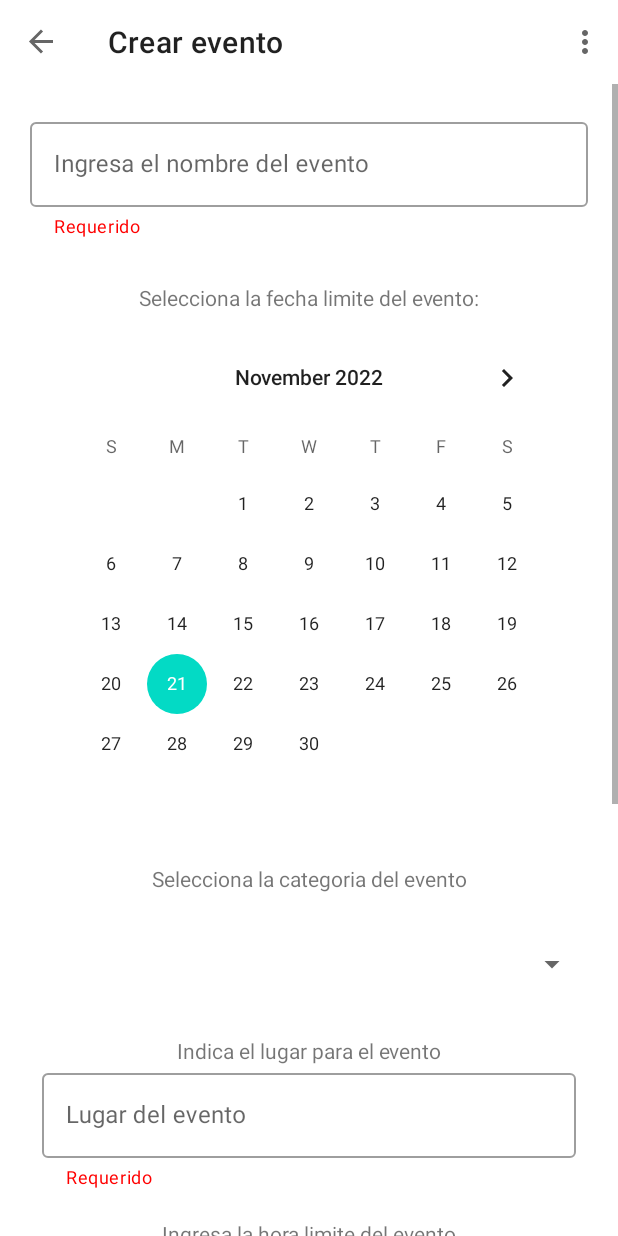
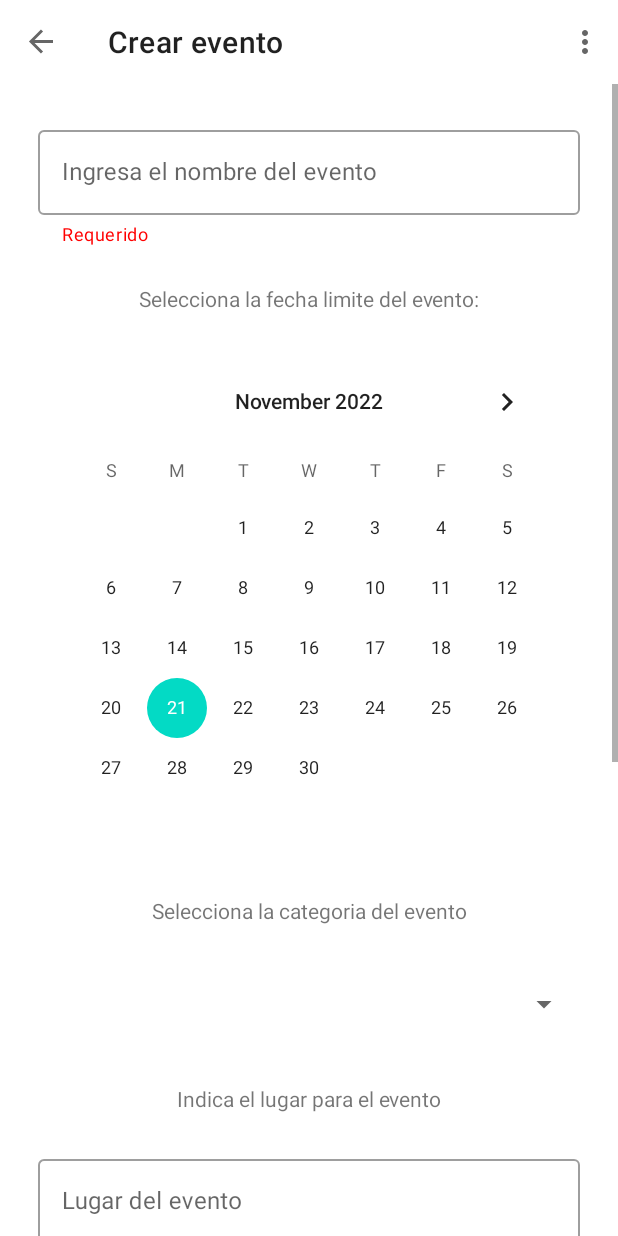
Before and after one commit to markalbrand56/PPM-Proyecto, an Android app: the CreateEventFragment screen opened through its navigation route, on a phone screen of 412 x 824 dp. Run offline under Robolectric (Android 15) with nearby library versions, the light colour scheme and no system bars; our stand-ins replace Firebase (no records; nobody signed in at launch, a user with empty details on screens opened directly), Room's generated code, navigation-ui.

Commit message:
no hardcode!

```diff
--- a/app/src/main/res/layout/fragment_create_event.xml
+++ b/app/src/main/res/layout/fragment_create_event.xml
@@ -21,7 +21,7 @@
             style="@style/Widget.MaterialComponents.TextInputLayout.OutlinedBox"
             android:layout_width="0dp"
             android:layout_height="wrap_content"
-            android:layout_margin="20dp"
+            android:layout_margin="@dimen/margin_mid"
             android:hint="@string/hint_event_name"
             app:helperText="@string/required"
             app:helperTextEnabled="true"
@@ -42,16 +42,15 @@
             android:fillViewport="true"
             app:layout_constraintBottom_toBottomOf="parent"
             app:layout_constraintEnd_toEndOf="parent"
-            app:layout_constraintHorizontal_bias="0.0"
             app:layout_constraintStart_toStartOf="parent"
             app:layout_constraintTop_toTopOf="parent"
-            app:layout_constraintVertical_bias="1.0" />
+            />
 
         <TextView
             android:id="@+id/textview_createCategoryFragment_TituloCalendario"
             android:layout_width="wrap_content"
             android:layout_height="wrap_content"
-            android:layout_marginTop="30dp"
+            android:layout_marginTop="@dimen/margin_mid"
             android:text="@string/hint_event_date"
             app:layout_constraintBottom_toTopOf="@id/calendar_createCategoryFragment"
             app:layout_constraintEnd_toEndOf="parent"
@@ -62,7 +61,7 @@
             android:id="@+id/textview_createCategoryFragment_TituloCategorias"
             android:layout_width="wrap_content"
             android:layout_height="wrap_content"
-            android:layout_marginTop="20dp"
+            android:layout_marginTop="@dimen/margin_mid"
             android:text="@string/selecciona_categoria"
             app:layout_constraintEnd_toEndOf="parent"
             app:layout_constraintStart_toStartOf="parent"
@@ -72,7 +71,7 @@
             android:id="@+id/textview_createCategoryFragment_TituloLugar"
             android:layout_width="wrap_content"
             android:layout_height="wrap_content"
-            android:layout_marginTop="20dp"
+            android:layout_marginTop="@dimen/margin_mid"
             android:text="@string/lugar_evento"
             app:layout_constraintEnd_toEndOf="parent"
             app:layout_constraintStart_toStartOf="parent"
@@ -82,7 +81,7 @@
             android:id="@+id/textview_createCategoryFragment_TituloLugar2"
             android:layout_width="wrap_content"
             android:layout_height="wrap_content"
-            android:layout_marginTop="20dp"
+            android:layout_marginTop="@dimen/margin_mid"
             android:text="@string/ingresa_hora_limite__evento"
             app:layout_constraintEnd_toEndOf="parent"
             app:layout_constraintStart_toStartOf="parent"
@@ -92,7 +91,7 @@
             android:id="@+id/calendar_createCategoryFragment"
             android:layout_width="wrap_content"
             android:layout_height="wrap_content"
-            android:layout_marginTop="10dp"
+            android:layout_marginTop="@dimen/margin_mid"
             android:minDate="11/1/2022"
             app:layout_constraintEnd_toEndOf="parent"
             app:layout_constraintStart_toStartOf="parent"
@@ -101,8 +100,8 @@
         <Spinner
             android:id="@+id/spinner_createCategoryFragment"
             android:layout_width="0dp"
-            android:layout_height="55dp"
-            android:layout_margin="20dp"
+            android:layout_height="@dimen/button_height"
+            android:layout_margin="@dimen/margin_mid"
             android:spinnerMode="dropdown"
             app:layout_constraintEnd_toEndOf="parent"
             app:layout_constraintStart_toStartOf="parent"
@@ -111,8 +110,9 @@
         <com.google.android.material.textfield.TextInputLayout
             android:id="@+id/inputLayout_createCategoryFragment_lugarEvento"
             style="@style/Widget.MaterialComponents.TextInputLayout.OutlinedBox"
-            android:layout_width="356dp"
+            android:layout_width="match_parent"
             android:layout_height="wrap_content"
+            android:layout_margin="@dimen/margin_mid"
             android:hint="@string/lugar_del_evento"
             app:helperText="@string/required"
             app:helperTextEnabled="true"
@@ -133,7 +133,7 @@
             android:layout_height="wrap_content"
             android:background="@drawable/rectangle_buttton"
             android:text="@string/crear_evento"
-            android:layout_margin="20dp"
+            android:layout_margin="@dimen/margin_mid"
             app:layout_constraintEnd_toEndOf="parent"
             app:layout_constraintStart_toStartOf="parent"
             app:layout_constraintTop_toBottomOf="@+id/inputLayout_createCategoryFragment_comentario" />
@@ -142,7 +142,7 @@
             android:id="@+id/editTextTime_createEventFragment_horaEvento"
             android:layout_width="wrap_content"
             android:layout_height="wrap_content"
-            android:layout_marginTop="20dp"
+            android:layout_marginTop="@dimen/margin_mid"
             android:timePickerMode="spinner"
             app:layout_constraintEnd_toEndOf="parent"
             app:layout_constraintStart_toStartOf="parent"
@@ -152,7 +152,7 @@
             android:id="@+id/textview_createCategoryFragment_TituloComentario"
             android:layout_width="wrap_content"
             android:layout_height="wrap_content"
-            android:layout_marginTop="20dp"
+            android:layout_marginTop="@dimen/margin_mid"
             android:text="@string/ingresa_un_comentario"
             app:layout_constraintEnd_toEndOf="parent"
             app:layout_constraintStart_toStartOf="parent"
@@ -160,8 +160,9 @@
         <com.google.android.material.textfield.TextInputLayout
             android:id="@+id/inputLayout_createCategoryFragment_comentario"
             style="@style/Widget.MaterialComponents.TextInputLayout.OutlinedBox"
-            android:layout_width="356dp"
+            android:layout_width="match_parent"
             android:layout_height="wrap_content"
+            android:layout_marginHorizontal="@dimen/margin_mid"
             android:layout_margin="@dimen/margin_mid"
             android:hint="@string/comentario"
             app:helperText="@string/required"
```
Also changed, not shown: app/src/main/res/layout/fragment_create_account.xml (+7 -8 lines), app/src/main/res/layout/fragment_create_category.xml (+5 -5 lines), app/src/main/res/layout/fragment_details_event.xml (+14 -15 lines), app/src/main/res/layout/fragment_home.xml (+6 -6 lines), app/src/main/res/layout/fragment_login.xml (+7 -9 lines), app/src/main/res/layout/fragment_welcome.xml (+12 -11 lines), app/src/main/res/layout/item_recycler_place.xml (+13 -22 lines), app/src/main/res/values/dimens.xml (+7 -1 lines).
